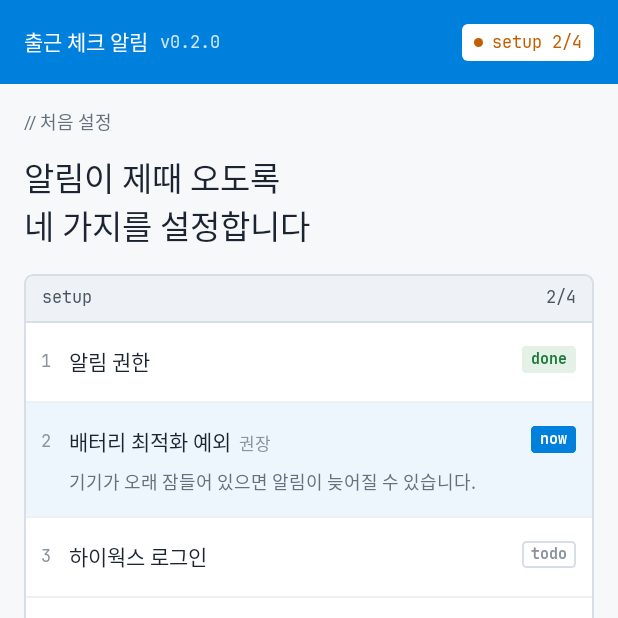
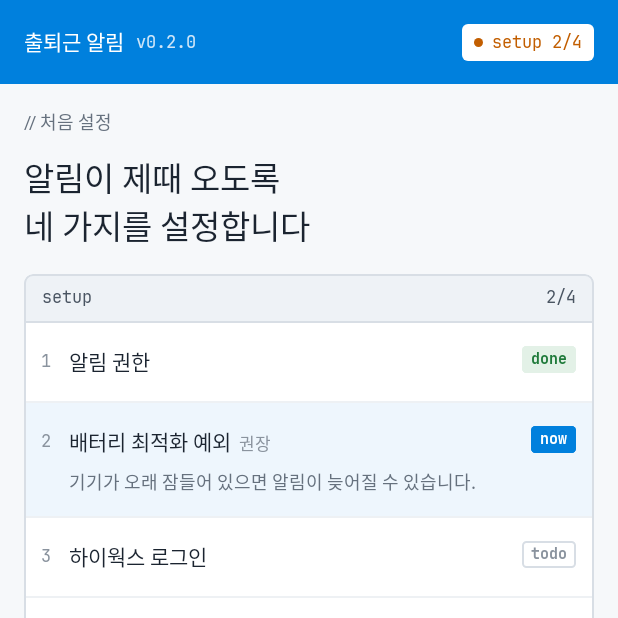
Before and after one commit to Bluewind8791/checkin-reminder-for-hiworks, an Android app built with Jetpack Compose: the screen it shows after launch (MainActivity), on a phone screen of 412 x 824 dp, the top half of it. Run offline under Robolectric (Android 15) with nearby library versions, the phone set to English and light mode, and no system bars; pictures from the network do not load; Roboto replaces fonts that are not available here.

Commit message:
Rename the app to 출퇴근 알림 and move the main screen to tabs with a floating dock
The main screen now has a 출근 tab and a 설정 tab, switched from a dock at
the bottom that also holds 「지금 확인」. Permissions, the version with a new
update check, and logout move to the 설정 tab. The top bar shows the time of
the last call that reached Hiworks instead of "alive", which replaces the
separate last-check and keepalive lines. Prepares #4, which adds a 퇴근 tab.

```diff
--- a/app/src/main/AndroidManifest.xml
+++ b/app/src/main/AndroidManifest.xml
@@ -24,7 +24,7 @@
         android:dataExtractionRules="@xml/data_extraction_rules"
         android:icon="@mipmap/ic_launcher"
         android:roundIcon="@mipmap/ic_launcher_round"
-        android:label="출근 체크 알림"
+        android:label="출퇴근 알림"
         android:theme="@style/Theme.CheckinReminder">
 
         <activity
--- a/app/src/main/java/io/github/bluewind8791/checkinreminder/ui/Components.kt
+++ b/app/src/main/java/io/github/bluewind8791/checkinreminder/ui/Components.kt
@@ -54,7 +54,7 @@ fun BrandBar(content: @Composable RowScope.() -> Unit) {
 fun TopBar(status: String, statusColor: Color) {
     BrandBar {
         Spacer(Modifier.width(16.dp))
-        Text("출근 체크 알림", fontSize = 14.sp, fontWeight = FontWeight.Bold, color = Palette.onBrand)
+        Text("출퇴근 알림", fontSize = 14.sp, fontWeight = FontWeight.Bold, color = Palette.onBrand)
         Spacer(Modifier.width(8.dp))
         Text("v${BuildConfig.VERSION_NAME}", fontFamily = JetBrainsMono, fontSize = 11.sp, color = Palette.onBrandSub)
         Spacer(Modifier.weight(1f))
--- /dev/null
+++ b/app/src/main/java/io/github/bluewind8791/checkinreminder/ui/Icons.kt
@@ -0,0 +1,40 @@
+package io.github.bluewind8791.checkinreminder.ui
+
+import androidx.compose.ui.graphics.Color
+import androidx.compose.ui.graphics.SolidColor
+import androidx.compose.ui.graphics.StrokeCap
+import androidx.compose.ui.graphics.StrokeJoin
+import androidx.compose.ui.graphics.vector.ImageVector
+import androidx.compose.ui.graphics.vector.addPathNodes
+import androidx.compose.ui.unit.dp
+
+/** Line icons from Lucide (ISC license), drawn as 24×24 strokes. `Icon` tints them. */
+object AppIcons {
+    val checkIn = lucide("check-in", "M15 3h4a2 2 0 0 1 2 2v14a2 2 0 0 1-2 2h-4", "m10 17 5-5-5-5", "M15 12H3")
+    val logOut = lucide("log-out", "M9 21H5a2 2 0 0 1-2-2V5a2 2 0 0 1 2-2h4", "m16 17 5-5-5-5", "M21 12H9")
+    val settings = lucide(
+        "settings",
+        "M12.22 2h-.44a2 2 0 0 0-2 2v.18a2 2 0 0 1-1 1.73l-.43.25a2 2 0 0 1-2 0l-.15-.08a2 2 0 0 0-2.73.73l-.22.38" +
+            "a2 2 0 0 0 .73 2.73l.15.1a2 2 0 0 1 1 1.72v.51a2 2 0 0 1-1 1.74l-.15.09a2 2 0 0 0-.73 2.73l.22.38" +
+            "a2 2 0 0 0 2.73.73l.15-.08a2 2 0 0 1 2 0l.43.25a2 2 0 0 1 1 1.73V20a2 2 0 0 0 2 2h.44a2 2 0 0 0 2-2v-.18" +
+            "a2 2 0 0 1 1-1.73l.43-.25a2 2 0 0 1 2 0l.15.08a2 2 0 0 0 2.73-.73l.22-.39a2 2 0 0 0-.73-2.73l-.15-.08" +
+            "a2 2 0 0 1-1-1.74v-.5a2 2 0 0 1 1-1.74l.15-.09a2 2 0 0 0 .73-2.73l-.22-.38a2 2 0 0 0-2.73-.73l-.15.08" +
+            "a2 2 0 0 1-2 0l-.43-.25a2 2 0 0 1-1-1.73V4a2 2 0 0 0-2-2z",
+        "M9 12a3 3 0 1 0 6 0a3 3 0 1 0 -6 0",
+    )
+    val refresh = lucide("refresh", "M21 12a9 9 0 1 1-3-6.7L21 8", "M21 3v5h-5")
+}
+
+private fun lucide(name: String, vararg paths: String): ImageVector =
+    ImageVector.Builder(name, 24.dp, 24.dp, 24f, 24f).apply {
+        for (d in paths) {
+            addPath(
+                addPathNodes(d),
+                fill = null,
+                stroke = SolidColor(Color.Black),
+                strokeLineWidth = 2f,
+                strokeLineCap = StrokeCap.Round,
+                strokeLineJoin = StrokeJoin.Round,
+            )
+        }
+    }.build()
--- a/app/src/main/java/io/github/bluewind8791/checkinreminder/ui/MainActivity.kt
+++ b/app/src/main/java/io/github/bluewind8791/checkinreminder/ui/MainActivity.kt
@@ -43,6 +43,7 @@ import androidx.compose.runtime.getValue
 import androidx.compose.runtime.mutableStateOf
 import androidx.compose.runtime.remember
 import androidx.compose.runtime.rememberCoroutineScope
+import androidx.compose.runtime.saveable.rememberSaveable
 import androidx.compose.runtime.setValue
 import androidx.compose.ui.Alignment
 import androidx.compose.ui.Modifier
@@ -81,9 +82,8 @@ import java.time.format.DateTimeFormatter
 import java.util.Locale
 
 /**
- * Main screen: status, the 「지금 확인」 result, the start time setting,
- * the next alarm, the last background call, the permissions, and logout.
- * The first-run setup takes its place until it is over.
+ * Main screen: the session in the top bar, a tab (출근 or 설정), and the floating dock
+ * with the tabs and 「지금 확인」. The first-run setup takes its place until it is over.
  */
 class MainActivity : ComponentActivity() {
     override fun onCreate(savedInstanceState: Bundle?) {
@@ -98,7 +98,6 @@ class MainActivity : ComponentActivity() {
 
 private val DATE = DateTimeFormatter.ofPattern("M월 d일 (E)", Locale.KOREAN)
 private val TIME = DateTimeFormatter.ofPattern("HH:mm")
-private val SHORT_DATE = DateTimeFormatter.ofPattern("M/d (E)", Locale.KOREAN)
 
 @Composable
 private fun MainScreen() {
@@ -120,6 +119,8 @@ private fun MainScreen() {
     var permissions by remember { mutableStateOf(Permissions.read(context)) }
     // Shown when there is no saved session and the setup was never finished.
     var setup by remember { mutableStateOf(false) }
+    var tab by rememberSaveable { mutableStateOf(MainTab.Start) }
+    var updateCheck by remember { mutableStateOf(UpdateCheck.Idle) }
 
     fun check() {
         if (busy) return
@@ -186,24 +187,29 @@ private fun MainScreen() {
         return
     }
 
-    Column(
-        Modifier
-            .fillMaxSize()
-            .background(Palette.bg)
-            .navigationBarsPadding(),
-    ) {
+    Box(Modifier.fillMaxSize().background(Palette.bg)) {
+        Column(Modifier.fillMaxSize()) {
+            // The latest call that reached Hiworks with the session, from the app or the background.
+            val lastOk = listOfNotNull(
+                checkedAt?.takeIf { result is CheckResult.Ok }?.let { LocalDate.now().atTime(it) },
+                settings.lastCallAt?.takeIf { settings.lastCallResult == "200" },
+            ).maxOrNull()
             val (status, statusColor) = when {
                 loggedIn != true -> "session: none" to Palette.textFaint
                 result == CheckResult.SessionExpired -> "session: expired" to Palette.red
                 result == null && settings.lastCallResult == "401" -> "session: expired" to Palette.red
-            else -> "session: alive" to Palette.green
+                lastOk != null -> "session: ${lastOk.format(TIME)}" to Palette.green
+                else -> "session: --:--" to Palette.textFaint
             }
             TopBar(status, statusColor)
             Column(
                 Modifier.weight(1f).fillMaxWidth().verticalScroll(rememberScrollState()).padding(horizontal = 16.dp),
-            verticalArrangement = Arrangement.spacedBy(8.dp),
+                verticalArrangement = Arrangement.spacedBy(4.dp),
             ) {
                 Spacer(Modifier.height(8.dp))
+                when (tab) {
+                    MainTab.Start -> {
+                        TabTitle("출근")
                         val today = LocalDate.now()
                         val current = result
                         when {
@@ -236,32 +242,39 @@ private fun MainScreen() {
                                 warning = { NotifyWarning(permissions) },
                             )
                         }
-            checkedAt?.let { CommentLine("마지막 확인 ${it.format(DateTimeFormatter.ofPattern("HH:mm:ss"))}", Palette.textFaint) }
                         if (loggedIn == true) {
                             Spacer(Modifier.height(8.dp))
                             AlarmLines(settings, onEditStart = { editStart = true }, onEditAlerts = { editAlerts = true })
-                PermissionLines(permissions)
                         }
                     }
-        Row(
-            Modifier.fillMaxWidth().padding(horizontal = 16.dp, vertical = 12.dp),
-            horizontalArrangement = Arrangement.spacedBy(8.dp),
-        ) {
-            AppButton(
-                text = if (busy) "확인하는 중" else "▶ 지금 확인",
-                primary = true,
-                onClick = ::check,
-                enabled = loggedIn == true && !busy,
-                modifier = Modifier.weight(2f),
-            )
-            AppButton(
-                text = "로그아웃",
-                primary = false,
-                onClick = { confirmLogout = true },
-                enabled = loggedIn == true && !busy,
-                modifier = Modifier.weight(1f),
+                    MainTab.Settings -> SettingsTab(
+                        permissions,
+                        updateCheck,
+                        onCheckUpdate = {
+                            updateCheck = UpdateCheck.Busy
+                            scope.launch {
+                                val release = updateClient.newer(BuildConfig.VERSION_CODE)
+                                update = release
+                                updateCheck = if (release == null) UpdateCheck.Latest else UpdateCheck.Idle
+                            }
+                        },
+                        onLogout = if (loggedIn == true) ({ confirmLogout = true }) else null,
                     )
                 }
+                // Room for the dock, so the last line can scroll above it.
+                Spacer(Modifier.navigationBarsPadding().height(DOCK_SPACE))
+            }
+        }
+        Dock(
+            tab = tab,
+            onTab = { tab = it },
+            checkedIn = (result as? CheckResult.Ok)?.checkedIn == true,
+            permissionMissing = !permissions.notify || permissions.exactAlarm == false || !permissions.batteryOpt,
+            busy = busy,
+            checkEnabled = loggedIn == true && !busy,
+            onCheck = ::check,
+            modifier = Modifier.align(Alignment.BottomCenter).navigationBarsPadding().padding(bottom = 24.dp),
+        )
     }
 
     if (confirmLogout) {
@@ -320,9 +333,7 @@ private fun MainScreen() {
     }
 }
 
-/**
- * The start time and alert settings, the next check alarm, and the last background call.
- */
+/** The start time and alert settings. */
 @Composable
 private fun AlarmLines(settings: Settings, onEditStart: () -> Unit, onEditAlerts: () -> Unit) {
     val manual = settings.manualStart
@@ -340,25 +351,6 @@ private fun AlarmLines(settings: Settings, onEditStart: () -> Unit, onEditAlerts
         "눌러서 변경",
         modifier = Modifier.fillMaxWidth().clickable(onClick = onEditAlerts).padding(vertical = 12.dp),
     )
-    val next = settings.nextCheck
-    if (next != null) {
-        AssignLine("next", "${next.date.format(SHORT_DATE)} ${next.at.format(TIME)}", Palette.number, "T-${next.minutesBefore}")
-    } else {
-        AssignLine("next", "none", Palette.string)
-    }
-    val callAt = settings.lastCallAt
-    val callResult = settings.lastCallResult
-    if (callAt != null && callResult != null) {
-        val ok = callResult == "200"
-        // A failure stores its reason, such as "network: SocketTimeoutException".
-        val code = if (ok || callResult == "401") callResult else "fail"
-        AssignLine(
-            "keepalive",
-            code,
-            if (ok) Palette.green else Palette.red,
-            if (ok || callResult == "401") callAt.format(TIME) else "${callAt.format(TIME)} · $callResult",
-        )
-    }
 }
 
 /** Without the notification permission, the check alarms still run but nobody sees them. */
@@ -375,44 +367,6 @@ private fun NotifyWarning(permissions: Permissions) {
         action = "알림 설정 열기",
         onAction = { context.openNotificationSettings() },
     )
-}
-
-/** One line per permission. A missing one opens its settings screen. */
-@Composable
-private fun PermissionLines(permissions: Permissions) {
-    val context = LocalContext.current
-    Box(Modifier.fillMaxWidth().padding(top = 4.dp).height(1.dp).background(Palette.border))
-    PermissionLine("notify", permissions.notify, "알림 권한", "눌러서 설정", Palette.red) { context.openNotificationSettings() }
-    permissions.exactAlarm?.let {
-        PermissionLine("exactAlarm", it, "정확한 알람", "눌러서 설정", Palette.red) { context.openExactAlarmSettings() }
-    }
-    // Recommended only: the alarms ran on time for six days without it (Galaxy, 2026-11).
-    PermissionLine("batteryOpt", permissions.batteryOpt, "배터리 최적화 예외", "권장 · 눌러서 설정", Palette.orange) {
-        context.requestBatteryExemption()
-    }
-}
-
-@Composable
-private fun PermissionLine(
-    key: String,
-    granted: Boolean,
-    label: String,
-    deniedComment: String,
-    deniedColor: Color,
-    onOpen: () -> Unit,
-) {
-    if (granted) {
-        AssignLine(key, "granted", Palette.string, label)
-    } else {
-        AssignLine(
-            key,
-            "denied",
-            deniedColor,
-            deniedComment,
-            deniedColor,
-            modifier = Modifier.fillMaxWidth().clickable(onClick = onOpen).padding(vertical = 12.dp),
-        )
-    }
 }
 
 /** The alerts, in minutes before the start time. Adds and removes them, and saves them all at once. */
--- /dev/null
+++ b/app/src/main/java/io/github/bluewind8791/checkinreminder/ui/MainTabs.kt
@@ -0,0 +1,254 @@
+package io.github.bluewind8791.checkinreminder.ui
+
+import androidx.compose.foundation.background
+import androidx.compose.foundation.border
+import androidx.compose.foundation.clickable
+import androidx.compose.foundation.layout.Arrangement
+import androidx.compose.foundation.layout.Box
+import androidx.compose.foundation.layout.Column
+import androidx.compose.foundation.layout.ColumnScope
+import androidx.compose.foundation.layout.Row
+import androidx.compose.foundation.layout.Spacer
+import androidx.compose.foundation.layout.fillMaxWidth
+import androidx.compose.foundation.layout.height
+import androidx.compose.foundation.layout.heightIn
+import androidx.compose.foundation.layout.padding
+import androidx.compose.foundation.layout.size
+import androidx.compose.foundation.layout.width
+import androidx.compose.foundation.selection.selectable
+import androidx.compose.foundation.selection.selectableGroup
+import androidx.compose.foundation.shape.CircleShape
+import androidx.compose.foundation.shape.RoundedCornerShape
+import androidx.compose.material3.Icon
+import androidx.compose.material3.Text
+import androidx.compose.runtime.Composable
+import androidx.compose.ui.Alignment
+import androidx.compose.ui.Modifier
+import androidx.compose.ui.draw.clip
+import androidx.compose.ui.draw.shadow
+import androidx.compose.ui.graphics.Color
+import androidx.compose.ui.graphics.vector.ImageVector
+import androidx.compose.ui.platform.LocalContext
+import androidx.compose.ui.semantics.Role
+import androidx.compose.ui.semantics.contentDescription
+import androidx.compose.ui.semantics.semantics
+import androidx.compose.ui.text.font.FontWeight
+import androidx.compose.ui.unit.dp
+import androidx.compose.ui.unit.sp
+import io.github.bluewind8791.checkinreminder.BuildConfig
+import io.github.bluewind8791.checkinreminder.ui.theme.JetBrainsMono
+import io.github.bluewind8791.checkinreminder.ui.theme.Palette
+
+enum class MainTab { Start, Settings }
+
+enum class UpdateCheck { Idle, Busy, Latest }
+
+/** Space the floating dock covers at the bottom of the screen. */
+val DOCK_SPACE = 112.dp
+
+@Composable
+fun TabTitle(text: String) {
+    Text(text, fontSize = 18.sp, fontWeight = FontWeight.Bold, color = Palette.text)
+}
+
+/** Floats over the bottom of the screen: the tabs, then 「지금 확인」. */
+@Composable
+fun Dock(
+    tab: MainTab,
+    onTab: (MainTab) -> Unit,
+    checkedIn: Boolean,
+    permissionMissing: Boolean,
+    busy: Boolean,
+    checkEnabled: Boolean,
+    onCheck: () -> Unit,
+    modifier: Modifier = Modifier,
+) {
+    val shape = RoundedCornerShape(34.dp)
+    Row(
+        modifier
+            .shadow(12.dp, shape)
+            .background(Palette.card, shape)
+            .border(1.dp, Palette.border, shape)
+            .padding(6.dp),
+        verticalAlignment = Alignment.CenterVertically,
+    ) {
+        Row(Modifier.selectableGroup(), horizontalArrangement = Arrangement.spacedBy(2.dp)) {
+            DockTab(
+                AppIcons.checkIn,
+                "출근",
+                selected = tab == MainTab.Start,
+                badge = if (checkedIn) Palette.green to "출근 확인됨" else null,
+                onClick = { onTab(MainTab.Start) },
+            )
+            DockTab(
+                AppIcons.settings,
+                "설정",
+                selected = tab == MainTab.Settings,
+                badge = if (permissionMissing) Palette.orange to "확인할 권한 있음" else null,
+                onClick = { onTab(MainTab.Settings) },
+            )
+        }
+        Box(Modifier.padding(horizontal = 8.dp).width(1.dp).height(32.dp).background(Palette.divider))
+        val buttonShape = RoundedCornerShape(28.dp)
+        Row(
+            Modifier
+                .height(56.dp)
+                .clip(buttonShape)
+                .background(if (checkEnabled) Palette.brand else Palette.surface, buttonShape)
+                .clickable(enabled = checkEnabled, onClick = onCheck)
+                .padding(start = 16.dp, end = 20.dp),
+            verticalAlignment = Alignment.CenterVertically,
+        ) {
+            val color = if (checkEnabled) Palette.onBrand else Palette.textFaint
+            Icon(AppIcons.refresh, contentDescription = null, modifier = Modifier.size(18.dp), tint = color)
+            Spacer(Modifier.width(8.dp))
+            Text(if (busy) "확인하는 중" else "지금 확인", fontSize = 14.sp, fontWeight = FontWeight.Bold, color = color)
+        }
+    }
+}
+
+/** A badge is a small dot with what it means for screen readers. */
+@Composable
+private fun DockTab(
+    icon: ImageVector,
+    label: String,
+    selected: Boolean,
+    badge: Pair<Color, String>?,
+    onClick: () -> Unit,
+) {
+    val shape = RoundedCornerShape(28.dp)
+    val color = if (selected) Palette.key else Palette.textMuted
+    Box(
+        Modifier
+            .size(width = 58.dp, height = 56.dp)
+            .clip(shape)
+            .background(if (selected) Palette.brandTint else Color.Transparent, shape)
+            .selectable(selected = selected, role = Role.Tab, onClick = onClick),
+    ) {
+        Column(
+            Modifier.align(Alignment.Center),
+            horizontalAlignment = Alignment.CenterHorizontally,
+            verticalArrangement = Arrangement.spacedBy(2.dp),
+        ) {
+            Icon(icon, contentDescription = null, modifier = Modifier.size(20.dp), tint = color)
+            Text(label, fontSize = 11.sp, fontWeight = FontWeight.Bold, color = color)
+        }
+        if (badge != null) {
+            Box(
+                Modifier
+                    .align(Alignment.TopEnd)
+                    .padding(top = 6.dp, end = 10.dp)
+                    .size(8.dp)
+                    .background(badge.first, CircleShape)
+                    .border(2.dp, Palette.card, CircleShape)
+                    .semantics { contentDescription = badge.second },
+            )
+        }
+    }
+}
+
+/** Permissions, the version and the update check, and logout (null when logged out). */
+@Composable
+fun SettingsTab(
+    permissions: Permissions,
+    updateCheck: UpdateCheck,
+    onCheckUpdate: () -> Unit,
+    onLogout: (() -> Unit)?,
+) {
+    val context = LocalContext.current
+    TabTitle("설정")
+    SectionLabel("권한")
+    SettingsCard {
+        PermissionRow("알림 권한", null, permissions.notify, Palette.red) { context.openNotificationSettings() }
+        permissions.exactAlarm?.let {
+            CardDivider()
+            PermissionRow("정확한 알람", null, it, Palette.red) { context.openExactAlarmSettings() }
+        }
+        CardDivider()
+        // Recommended only: the alarms ran on time for six days without it (Galaxy, 2026-11).
+        PermissionRow("배터리 최적화 예외", "권장 · 알림이 늦게 오면 켜세요", permissions.batteryOpt, Palette.orange) {
+            context.requestBatteryExemption()
+        }
+    }
+    SectionLabel("앱")
+    SettingsCard {
+        Row(Modifier.fillMaxWidth().heightIn(min = 52.dp), verticalAlignment = Alignment.CenterVertically) {
+            Text("버전 ", fontSize = 14.sp, color = Palette.text)
+            Text("v${BuildConfig.VERSION_NAME}", fontFamily = JetBrainsMono, fontSize = 14.sp, color = Palette.textSub)
+            Spacer(Modifier.weight(1f))
+            Text(
+                when (updateCheck) {
+                    UpdateCheck.Idle -> "새 버전 확인"
+                    UpdateCheck.Busy -> "확인하는 중"
+                    UpdateCheck.Latest -> "최신 버전입니다"
+                },
+                modifier = Modifier
+                    .heightIn(min = 44.dp)
+                    .clickable(enabled = updateCheck == UpdateCheck.Idle, onClick = onCheckUpdate)
+                    .padding(horizontal = 4.dp, vertical = 12.dp),
+                fontSize = 13.sp,
+                fontWeight = FontWeight.Bold,
+                color = if (updateCheck == UpdateCheck.Idle) Palette.brand else Palette.textMuted,
+            )
+        }
+        if (onLogout != null) {
+            CardDivider()
+            Row(
+                Modifier.fillMaxWidth().heightIn(min = 52.dp).clickable(onClick = onLogout),
+                verticalAlignment = Alignment.CenterVertically,
+            ) {
+                Icon(AppIcons.logOut, contentDescription = null, modifier = Modifier.size(18.dp), tint = Palette.red)
+                Spacer(Modifier.width(10.dp))
+                Text("로그아웃", fontSize = 14.sp, fontWeight = FontWeight.Bold, color = Palette.red)
+            }
+        }
+    }
+}
+
+@Composable
+private fun SectionLabel(text: String) {
+    Text(text, modifier = Modifier.padding(top = 12.dp, bottom = 4.dp), fontSize = 12.sp, color = Palette.textMuted)
+}
+
+@Composable
+private fun SettingsCard(content: @Composable ColumnScope.() -> Unit) {
+    val shape = RoundedCornerShape(10.dp)
+    Column(
+        Modifier
+            .fillMaxWidth()
+            .background(Palette.card, shape)
+            .border(1.dp, Palette.border, shape)
+            .padding(horizontal = 14.dp),
+        content = content,
+    )
+}
+
+@Composable
+private fun CardDivider() {
+    Box(Modifier.fillMaxWidth().height(1.dp).background(Palette.divider))
+}
+
+/** A missing permission opens its settings screen. */
+@Composable
+private fun PermissionRow(label: String, note: String?, granted: Boolean, deniedColor: Color, onOpen: () -> Unit) {
+    val color = if (granted) Palette.green else deniedColor
+    Row(
+        Modifier
+            .fillMaxWidth()
+            .heightIn(min = if (note != null) 60.dp else 52.dp)
+            .clickable(enabled = !granted, onClick = onOpen),
+        verticalAlignment = Alignment.CenterVertically,
+    ) {
+        Column(Modifier.weight(1f)) {
+            Text(label, fontSize = 14.sp, color = Palette.text)
+            if (note != null) Text(note, fontSize = 12.sp, color = Palette.textMuted)
+        }
+        Box(Modifier.size(6.dp).background(color, CircleShape))
+        Spacer(Modifier.width(6.dp))
+        Text(if (granted) "허용" else "꺼짐", fontSize = 13.sp, fontWeight = FontWeight.Bold, color = color)
+        if (!granted) {
+            Spacer(Modifier.width(8.dp))
+            Text("›", fontSize = 14.sp, color = Palette.textMuted)
+        }
+    }
+}
```
Also changed, not shown: 2 other files. Lines whose indentation alone changed are shown as unchanged.
